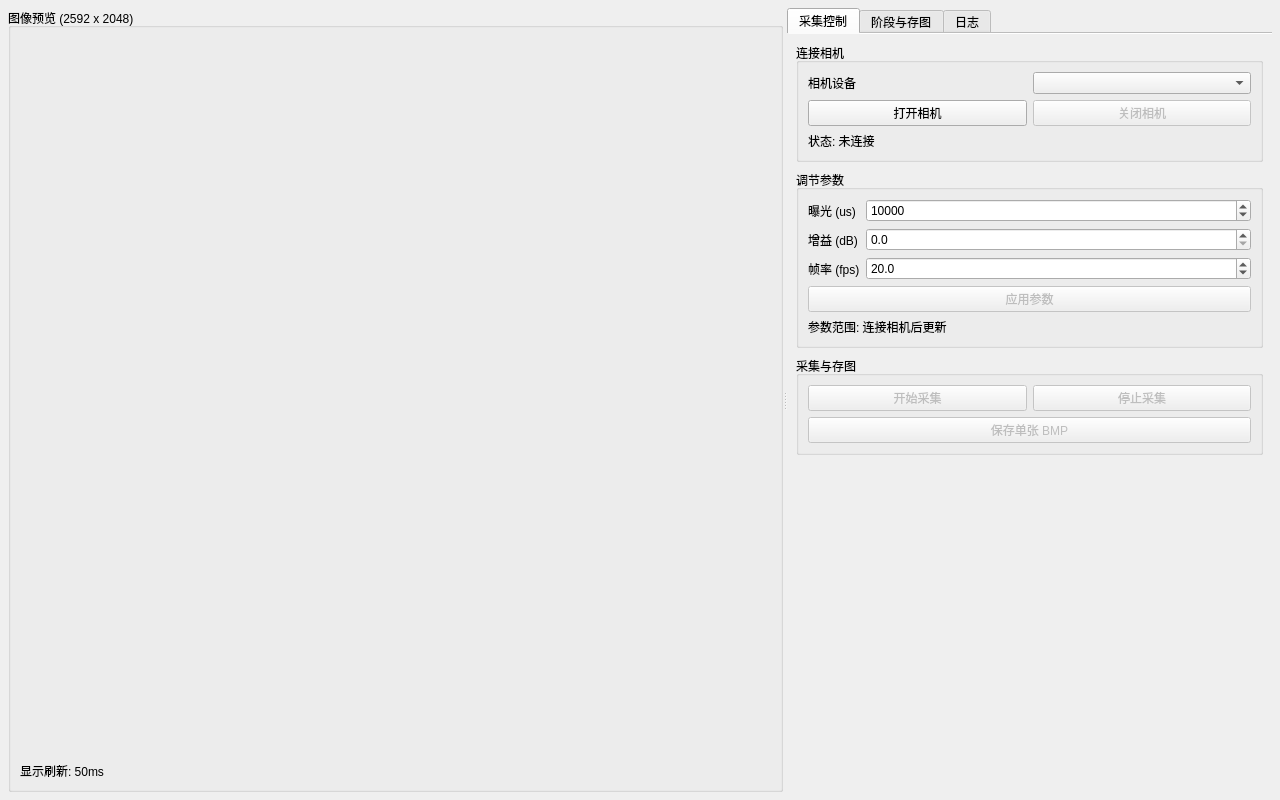
Before: the Qt Designer form QtProject_1.ui in ge10yue12-netizen/Photomechanics-own, drawn with Qt 5.
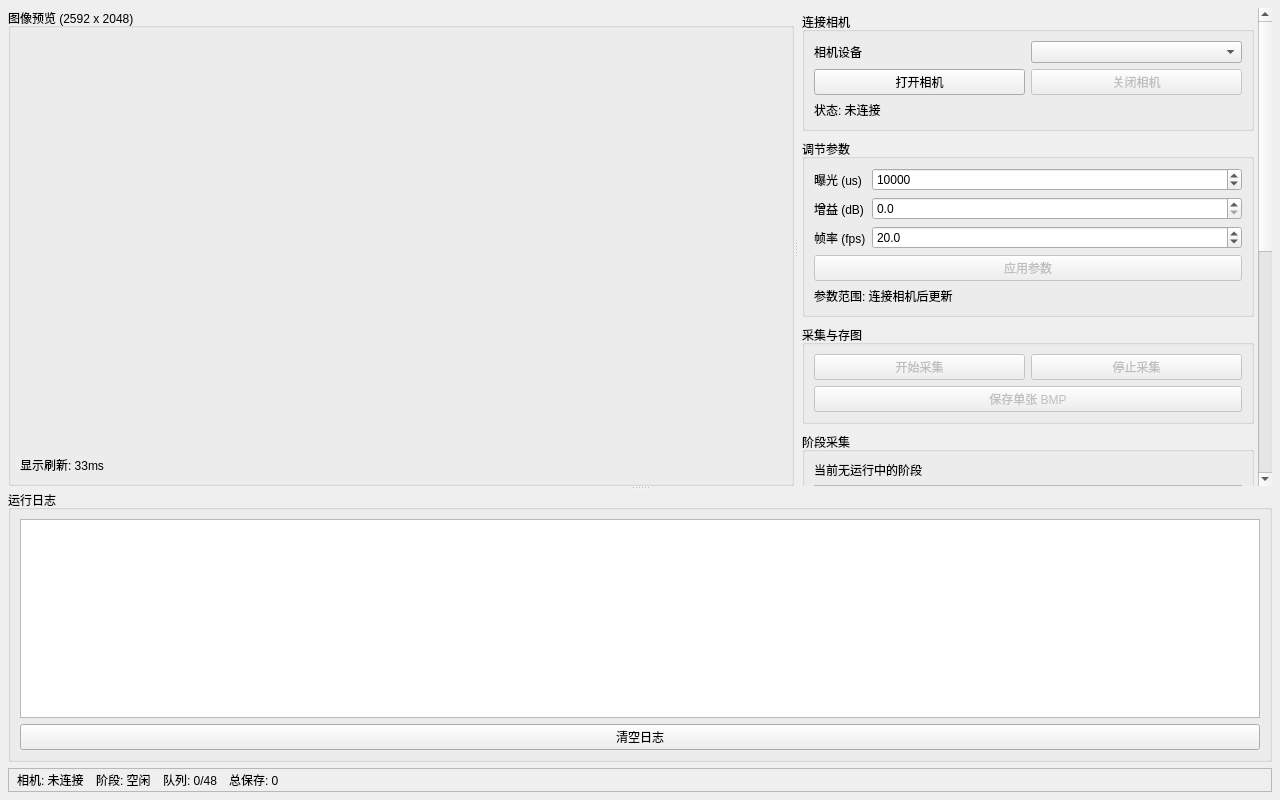
After: the same form once the commit is applied. Custom widgets are drawn as their Qt base class.

Commit message:
阶段存图按阶段名分目录并多轮连续编号，优化 UI 与存图磁盘同步。
去掉 Loop 子目录，同阶段多轮 Pic 续接；总保存与上限改按磁盘实时统计；新增底部状态栏、目录监视与 resync；工作流布局改为上下/左右 Splitter。

Patch:
```diff
--- a/QtProject_1.ui
+++ b/QtProject_1.ui
@@ -13,9 +13,9 @@
   <property name="windowTitle">
    <string>Basler 相机采集</string>
   </property>
-  <layout class="QHBoxLayout" name="mainLayout">
+  <layout class="QVBoxLayout" name="mainLayout">
    <property name="spacing">
-    <number>8</number>
+    <number>6</number>
    </property>
    <property name="leftMargin">
     <number>8</number>
@@ -28,6 +28,28 @@
    </property>
    <property name="bottomMargin">
     <number>8</number>
+   </property>
+   <item>
+    <widget class="QSplitter" name="outerSplitter">
+     <property name="orientation">
+      <enum>Qt::Vertical</enum>
+     </property>
+     <widget class="QWidget" name="topPanel">
+      <layout class="QVBoxLayout" name="topPanelLayout">
+       <property name="spacing">
+        <number>0</number>
+       </property>
+       <property name="leftMargin">
+        <number>0</number>
+       </property>
+       <property name="topMargin">
+        <number>0</number>
+       </property>
+       <property name="rightMargin">
+        <number>0</number>
+       </property>
+       <property name="bottomMargin">
+        <number>0</number>
    </property>
    <item>
     <widget class="QSplitter" name="mainSplitter">
@@ -44,7 +66,7 @@
          <property name="minimumSize">
           <size>
            <width>640</width>
-           <height>512</height>
+               <height>400</height>
           </size>
          </property>
         </widget>
@@ -52,41 +74,46 @@
        <item>
         <widget class="QLabel" name="previewInfoLabel">
          <property name="text">
-          <string>显示刷新: 50ms</string>
+              <string>显示刷新: 33ms</string>
          </property>
         </widget>
        </item>
       </layout>
      </widget>
-     <widget class="QWidget" name="rightPanel">
-      <layout class="QVBoxLayout" name="rightLayout">
+         <widget class="QScrollArea" name="workflowScroll">
+          <property name="frameShape">
+           <enum>QFrame::NoFrame</enum>
+          </property>
+          <property name="horizontalScrollBarPolicy">
+           <enum>Qt::ScrollBarAlwaysOff</enum>
+          </property>
+          <property name="widgetResizable">
+           <bool>true</bool>
+          </property>
+          <widget class="QWidget" name="workflowContainer">
+           <property name="geometry">
+            <rect>
+             <x>0</x>
+             <y>0</y>
+             <width>520</width>
+             <height>720</height>
+            </rect>
+           </property>
+           <layout class="QVBoxLayout" name="workflowLayout">
+            <property name="spacing">
+             <number>8</number>
+            </property>
        <property name="leftMargin">
-        <number>0</number>
+             <number>4</number>
        </property>
        <property name="topMargin">
-        <number>0</number>
+             <number>4</number>
        </property>
        <property name="rightMargin">
-        <number>0</number>
+             <number>4</number>
        </property>
        <property name="bottomMargin">
-        <number>0</number>
-       </property>
-       <item>
-        <widget class="QTabWidget" name="rightTabWidget">
-         <property name="currentIndex">
-          <number>0</number>
-         </property>
-         <property name="documentMode">
-          <bool>true</bool>
-         </property>
-         <widget class="QWidget" name="captureTab">
-          <attribute name="title">
-           <string>采集控制</string>
-          </attribute>
-          <layout class="QVBoxLayout" name="captureTabLayout">
-           <property name="spacing">
-            <number>8</number>
+             <number>4</number>
            </property>
            <item>
             <widget class="QGroupBox" name="cameraConnectGroup">
@@ -284,29 +311,6 @@
             </widget>
            </item>
            <item>
-            <spacer name="captureTabSpacer">
-             <property name="orientation">
-              <enum>Qt::Vertical</enum>
-             </property>
-             <property name="sizeHint" stdset="0">
-              <size>
-               <width>20</width>
-               <height>40</height>
-              </size>
-             </property>
-            </spacer>
-           </item>
-          </layout>
-         </widget>
-         <widget class="QWidget" name="stageSaveTab">
-          <attribute name="title">
-           <string>阶段与存图</string>
-          </attribute>
-          <layout class="QVBoxLayout" name="stageSaveTabLayout">
-           <property name="spacing">
-            <number>8</number>
-           </property>
-           <item>
             <widget class="QGroupBox" name="stageGroup">
              <property name="title">
               <string>阶段采集</string>
@@ -323,7 +327,14 @@
                </widget>
               </item>
               <item>
-               <widget class="QTableWidget" name="stageTable"/>
+                <widget class="QTableWidget" name="stageTable">
+                 <property name="minimumSize">
+                  <size>
+                   <width>0</width>
+                   <height>120</height>
+                  </size>
+                 </property>
+                </widget>
               </item>
               <item>
                <layout class="QVBoxLayout" name="stageBtnOuterLayout">
@@ -536,12 +547,11 @@
            </item>
           </layout>
          </widget>
-         <widget class="QWidget" name="logTab">
-          <attribute name="title">
-           <string>日志</string>
-          </attribute>
-          <layout class="QVBoxLayout" name="logTabLayout">
-           <item>
+         </widget>
+        </widget>
+       </item>
+      </layout>
+     </widget>
             <widget class="QGroupBox" name="logGroup">
              <property name="title">
               <string>运行日志</string>
@@ -555,6 +565,12 @@
                 <property name="maximumBlockCount">
                  <number>2000</number>
                 </property>
+         <property name="minimumSize">
+          <size>
+           <width>0</width>
+           <height>120</height>
+          </size>
+         </property>
                </widget>
               </item>
               <item>
@@ -566,13 +582,83 @@
               </item>
              </layout>
             </widget>
-           </item>
-          </layout>
-         </widget>
-        </widget>
-       </item>
-      </layout>
-     </widget>
+    </widget>
+   </item>
+   <item>
+    <widget class="QFrame" name="statusBarFrame">
+     <property name="frameShape">
+      <enum>QFrame::StyledPanel</enum>
+     </property>
+     <property name="minimumSize">
+      <size>
+       <width>0</width>
+       <height>24</height>
+      </size>
+     </property>
+     <property name="maximumSize">
+      <size>
+       <width>16777215</width>
+       <height>24</height>
+      </size>
+     </property>
+     <layout class="QHBoxLayout" name="statusBarLayout">
+      <property name="spacing">
+       <number>12</number>
+      </property>
+      <property name="leftMargin">
+       <number>8</number>
+      </property>
+      <property name="topMargin">
+       <number>2</number>
+      </property>
+      <property name="rightMargin">
+       <number>8</number>
+      </property>
+      <property name="bottomMargin">
+       <number>2</number>
+      </property>
+      <item>
+       <widget class="QLabel" name="statusCamera">
+        <property name="text">
+         <string>相机: 未连接</string>
+        </property>
+       </widget>
+      </item>
+      <item>
+       <widget class="QLabel" name="statusStage">
+        <property name="text">
+         <string>阶段: 空闲</string>
+        </property>
+       </widget>
+      </item>
+      <item>
+       <widget class="QLabel" name="statusQueue">
+        <property name="text">
+         <string>队列: 0/48</string>
+        </property>
+       </widget>
+      </item>
+      <item>
+       <widget class="QLabel" name="statusTotal">
+        <property name="text">
+         <string>总保存: 0</string>
+        </property>
+       </widget>
+      </item>
+      <item>
+       <spacer name="statusBarSpacer">
+        <property name="orientation">
+         <enum>Qt::Horizontal</enum>
+        </property>
+        <property name="sizeHint" stdset="0">
+         <size>
+          <width>40</width>
+          <height>20</height>
+         </size>
+        </property>
+       </spacer>
+      </item>
+     </layout>
     </widget>
    </item>
   </layout>
```
Lines whose indentation alone changed are shown as unchanged. The commit also changes 10 other files.
